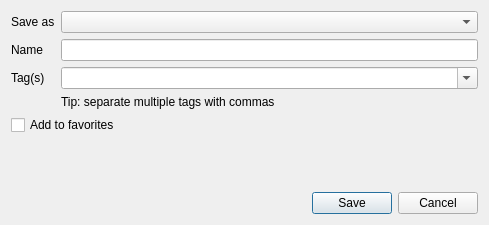
Above: src/ui/qgsstylesavedialog.ui from nextgis/nextgisqgis before the change. Below: the same form after it.
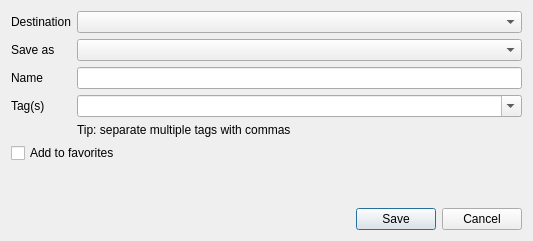
That is the form after the change.

Diff of the .ui file:
```diff
--- a/src/ui/qgsstylesavedialog.ui
+++ b/src/ui/qgsstylesavedialog.ui
@@ -6,8 +6,8 @@
    <rect>
     <x>0</x>
     <y>0</y>
-    <width>489</width>
-    <height>225</height>
+    <width>533</width>
+    <height>241</height>
    </rect>
   </property>
   <property name="windowTitle">
@@ -16,34 +16,14 @@
   <layout class="QVBoxLayout" name="verticalLayout">
    <item>
     <layout class="QGridLayout" name="gridLayout">
-     <item row="2" column="1">
-      <widget class="QComboBox" name="mTags">
-       <property name="editable">
-        <bool>true</bool>
-       </property>
-      </widget>
-     </item>
-     <item row="0" column="1">
-      <widget class="QComboBox" name="mComboSaveAs"/>
-     </item>
-     <item row="0" column="0">
+     <item row="1" column="0">
       <widget class="QLabel" name="mLabelSaveAs">
        <property name="text">
         <string>Save as</string>
        </property>
       </widget>
      </item>
-     <item row="3" column="1">
-      <widget class="QLabel" name="label_10">
-       <property name="text">
-        <string>Tip: separate multiple tags with commas</string>
-       </property>
-      </widget>
-     </item>
-     <item row="1" column="1">
-      <widget class="QLineEdit" name="mName"/>
-     </item>
-     <item row="4" column="0" colspan="2">
+     <item row="5" column="0" colspan="2">
       <widget class="QCheckBox" name="mFavorite">
        <property name="sizePolicy">
         <sizepolicy hsizetype="Maximum" vsizetype="Fixed">
@@ -57,19 +37,49 @@
       </widget>
      </item>
      <item row="2" column="0">
-      <widget class="QLabel" name="label_101">
-       <property name="text">
-        <string>Tag(s)</string>
-       </property>
-      </widget>
-     </item>
-     <item row="1" column="0">
       <widget class="QLabel" name="label_1">
        <property name="text">
         <string>Name</string>
        </property>
       </widget>
      </item>
+     <item row="3" column="0">
+      <widget class="QLabel" name="label_101">
+       <property name="text">
+        <string>Tag(s)</string>
+       </property>
+      </widget>
+     </item>
+     <item row="1" column="1">
+      <widget class="QComboBox" name="mComboSaveAs"/>
+     </item>
+     <item row="4" column="1">
+      <widget class="QLabel" name="label_10">
+       <property name="text">
+        <string>Tip: separate multiple tags with commas</string>
+       </property>
+      </widget>
+     </item>
+     <item row="3" column="1">
+      <widget class="QComboBox" name="mTags">
+       <property name="editable">
+        <bool>true</bool>
+       </property>
+      </widget>
+     </item>
+     <item row="2" column="1">
+      <widget class="QLineEdit" name="mName"/>
+     </item>
+     <item row="0" column="1">
+      <widget class="QComboBox" name="mComboBoxDestination"/>
+     </item>
+     <item row="0" column="0">
+      <widget class="QLabel" name="mLabelDestination">
+       <property name="text">
+        <string>Destination</string>
+       </property>
+      </widget>
+     </item>
     </layout>
    </item>
    <item>
```
Left out of the diff: 1 changed line with no effect on the pictures.
